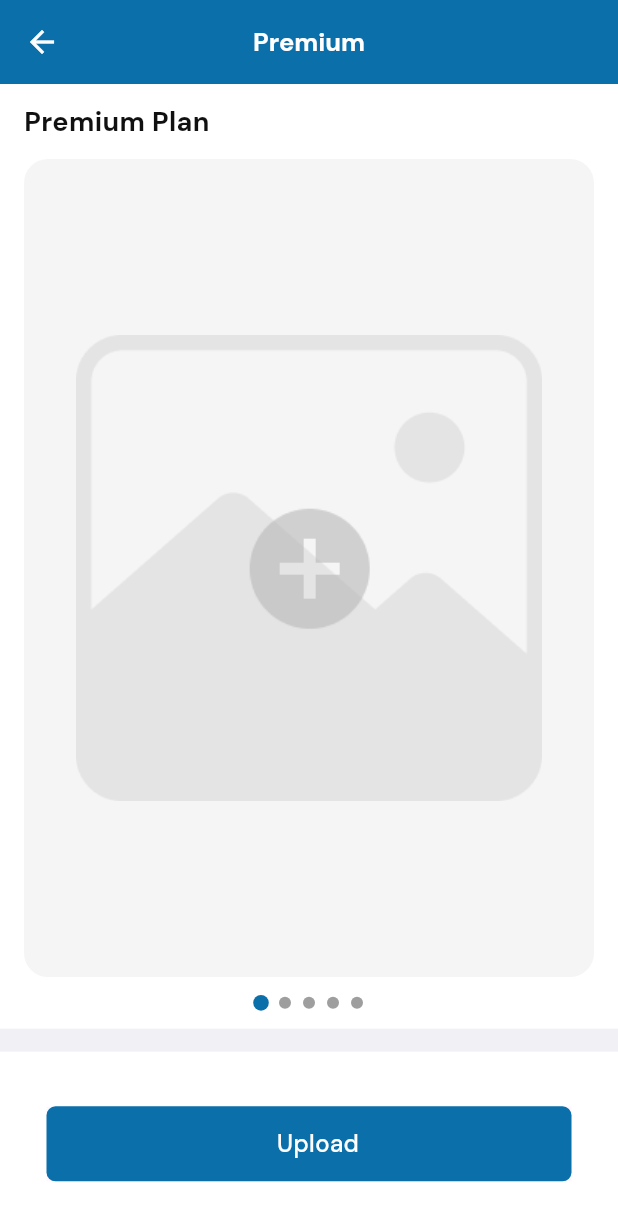
After one commit to narimetisaigopi/doctor_foot_app, a Flutter app: the GalleryScreen screen opened directly, on a phone screen of 412 x 824 dp. The commit adds this screen. Shown: the top 1221 px of the screen. Run offline on Flutter 3.47's test engine with Material 3 defaults, Android fonts, the phone set to English and light mode, and no system bars; drawn by our look-alikes of smooth_page_indicator; our stand-ins replace cached_network_image, cloud_firestore, easy_localization, firebase_auth, firebase_core, firebase_messaging and 22 more; missing offline and left inert: firebase_pagination, flutter_overlay_loader, horizontal_week_calendar, html_editor_enhanced, razorpay_flutter; accounts and stored records are empty; network calls fail; project files that could hold a hidden picture were left out.

Commit message:
plan screen created

```diff
--- /dev/null
+++ b/lib/screens/dash_board/ulcer_monitor_widgets/gallary_image_widget.dart
@@ -0,0 +1,30 @@
+import 'package:drfootapp/utils/constants/app_colors.dart';
+import 'package:drfootapp/utils/constants/assets_constants.dart';
+import 'package:drfootapp/utils/widgets/custom_image.dart';
+import 'package:flutter/material.dart';
+
+class GallaryImageWidget extends StatefulWidget {
+  const GallaryImageWidget({super.key});
+
+  @override
+  State<GallaryImageWidget> createState() => _GallaryImageWidgetState();
+}
+
+class _GallaryImageWidgetState extends State<GallaryImageWidget> {
+  @override
+  Widget build(BuildContext context) {
+    return Container(
+      decoration: BoxDecoration(
+        color: AppColors.gallaryBg,
+        borderRadius: BorderRadius.circular(16),
+      ),
+      child: const Center(
+        child: CustomImage(
+          path: AssetsConstants.gallery_image,
+          height: 311,
+          width: 311,
+        ),
+      ),
+    );
+  }
+}
--- /dev/null
+++ b/lib/screens/dash_board/videos_screen_widgets/gallery_screen.dart
@@ -0,0 +1,113 @@
+import 'package:drfootapp/screens/dash_board/ulcer_monitor_widgets/gallary_image_widget.dart';
+import 'package:drfootapp/utils/constants/app_colors.dart';
+import 'package:easy_localization/easy_localization.dart';
+import 'package:flutter/material.dart';
+import 'package:get/get.dart';
+import 'package:smooth_page_indicator/smooth_page_indicator.dart';
+
+import '../../../utils/widgets/custom_button.dart';
+
+class GalleryScreen extends StatefulWidget {
+  const GalleryScreen({super.key});
+
+  @override
+  State<GalleryScreen> createState() => _GalleryScreenState();
+}
+
+class _GalleryScreenState extends State<GalleryScreen> {
+  final controller = PageController();
+
+  @override
+  Widget build(BuildContext context) {
+    return Scaffold(
+      backgroundColor: AppColors.secondary,
+      appBar: AppBar(
+        leading: InkWell(
+          onTap: () {
+            Get.back();
+          },
+          child: const Icon(
+            Icons.arrow_back_outlined,
+            color: AppColors.whiteBgColor,
+          ),
+        ),
+        backgroundColor: AppColors.primaryBlue,
+        title: const Text(
+          "Premium",
+          style: TextStyle(
+              color: AppColors.whiteBgColor,
+              fontSize: 17,
+              fontWeight: FontWeight.w700),
+        ).tr(),
+        centerTitle: true,
+      ),
+      body: Column(
+        children: [
+          Expanded(
+            flex: 82,
+            child: Container(
+              color: AppColors.whiteBgColor,
+              width: double.infinity,
+              child: Padding(
+                padding: const EdgeInsets.only(left: 16, right: 16, top: 12),
+                child: Column(
+                  crossAxisAlignment: CrossAxisAlignment.start,
+                  children: [
+                    const Text(
+                      "Premium Plan",
+                      style: TextStyle(
+                        color: AppColors.black1,
+                        fontSize: 18,
+                        fontWeight: FontWeight.w700,
+                      ),
+                    ),
+                    const SizedBox(height: 12),
+                    Expanded(
+                      child: SizedBox(
+                        child: PageView.builder(
+                            controller: controller,
+                            scrollDirection: Axis.horizontal,
+                            itemCount: 5,
+                            itemBuilder: (context, index) {
+                              return const GallaryImageWidget();
+                            }),
+                      ),
+                    ),
+                    const SizedBox(height: 12),
+                    Center(
+                      child: SmoothPageIndicator(
+                        controller: controller,
+                        count: 5,
+                        effect: const ScrollingDotsEffect(
+                          activeDotColor: AppColors.primaryBlue,
+                          dotHeight: 08,
+                          dotWidth: 08,
+                        ),
+                      ),
+                    ),
+                    const SizedBox(height: 12)
+                  ],
+                ),
+              ),
+            ),
+          ),
+          Expanded(flex: 2, child: Container()),
+          Expanded(
+            flex: 16,
+            child: Container(
+              color: AppColors.whiteBgColor,
+              child: Center(
+                child: CustomButton(
+                  bgColor: AppColors.primaryBlue,
+                  buttonName: "Upload",
+                  textColor: AppColors.whiteBgColor,
+                  onPress: () {},
+                ),
+              ),
+            ),
+          ),
+        ],
+      ),
+    );
+  }
+}
--- a/lib/screens/home_widgets/our_services_widget.dart
+++ b/lib/screens/home_widgets/our_services_widget.dart
@@ -3,6 +3,7 @@ import 'package:drfootapp/models/home_screen_models/service_model.dart';
 import 'package:drfootapp/screens/consult_your_doctor/search_location_screen.dart';
 import 'package:drfootapp/screens/dash_board/home_screen_widgets/dressing_screen.dart';
 import 'package:drfootapp/screens/dash_board/home_screen_widgets/service_widget.dart';
+import 'package:drfootapp/screens/dash_board/videos_screen_widgets/gallery_screen.dart';
 import 'package:drfootapp/screens/foot_screening_services/foot_screening_services.dart';
 import 'package:drfootapp/screens/foot_services/foot_services_details_screen.dart';
 import 'package:drfootapp/static_data/foot_cleansing/foot_cleansing.dart';
@@ -100,9 +101,7 @@ class _OurServicesWidgetState extends State<OurServicesWidget> {
                                 ));
                             break;
                           case 6:
-                            // Get.to(() => const HomeFootServicesScreen(
-                            //       footServices: FootServices.footware,
-                            //     ));
+                            Get.to(() => const GalleryScreen());
                             break;
                           default:
                             break;
--- a/lib/utils/constants/app_colors.dart
+++ b/lib/utils/constants/app_colors.dart
@@ -54,6 +54,7 @@ class AppColors {
   static const Color calenderGrey = Color(0xFFE6E5E5);
   static const Color calenderTextGrey = Color(0xFFAAAAAA);
   static const Color searchTextGrey = Color(0xFFBCBCBC);
+  static const Color gallaryBg = Color(0xFFF5F5F5);
 
   // text color
   static const Color textWhiteColor = Color(0xFFFBFBFB);
--- a/lib/utils/constants/assets_constants.dart
+++ b/lib/utils/constants/assets_constants.dart
@@ -191,6 +191,8 @@ class AssetsConstants {
   static const String lab_reports = "$homePath/lab_reports.png";
   static const String hopspatil_documents = "$homePath/hopspatil_documents.png";
   static const String articles = "$homePath/articles.png";
+  static const String gallery_image =
+      "assets/images/video_images/gallery_image.png";
 
   static const String diabetes_image =
       "$_introImagesBasePath/diabetes_image.svg";
```
Also changed, not shown: assets/images/video_images/gallery_image.png (added).
